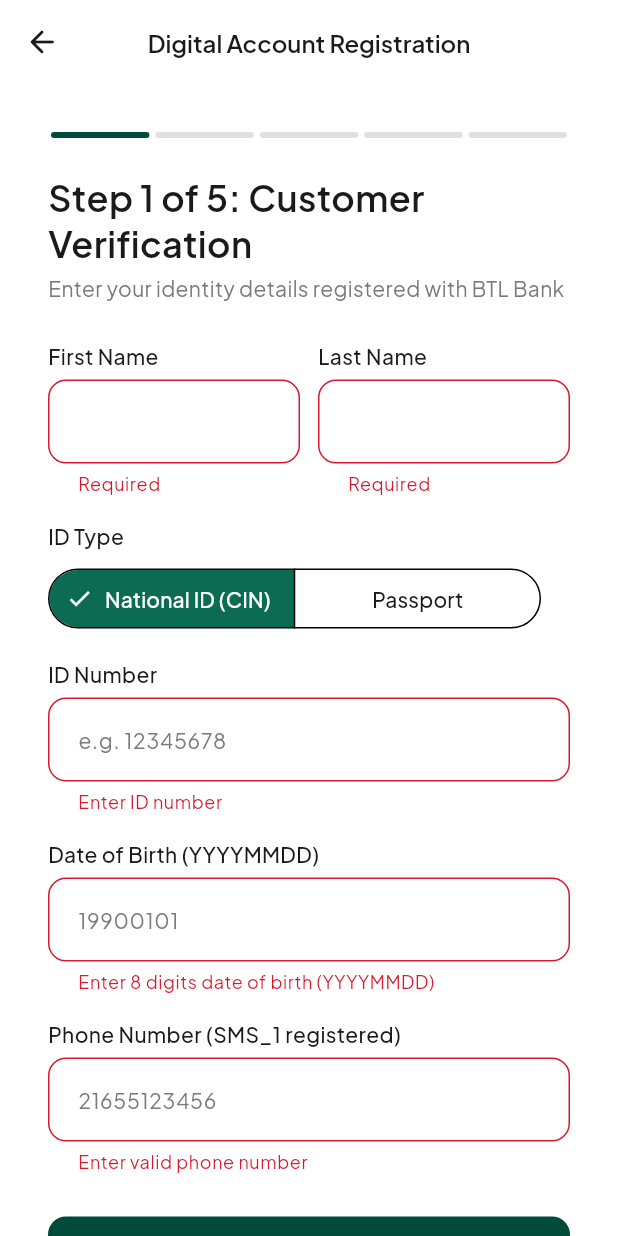
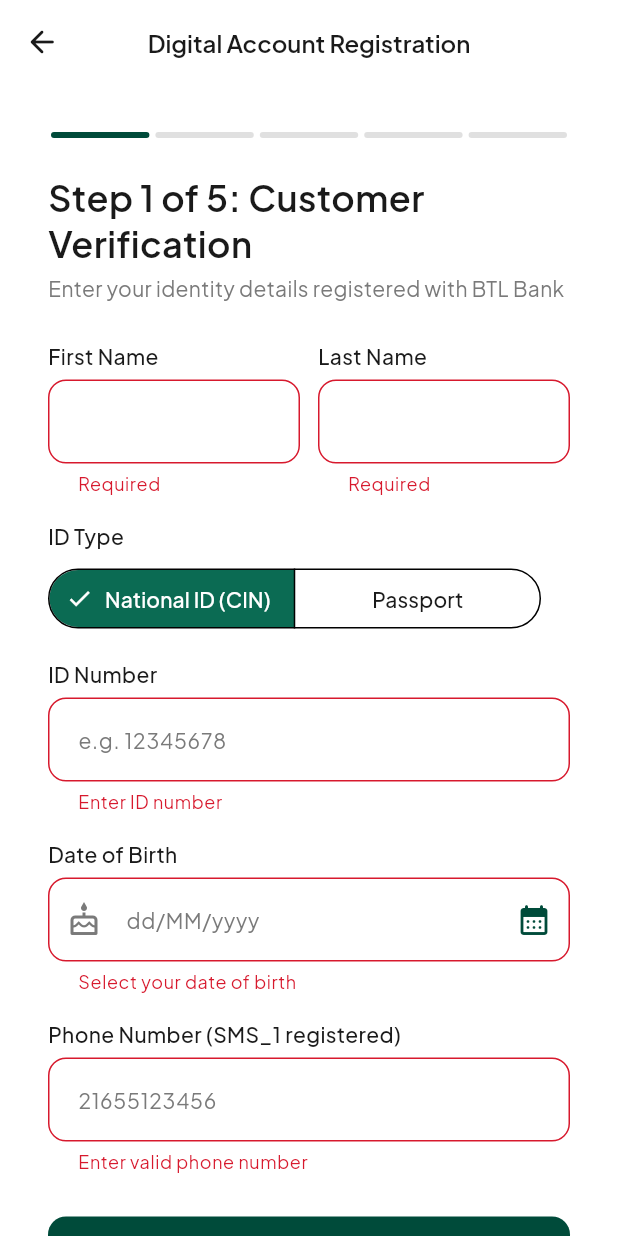
Before and after one commit to rayengabsi/btl-digital-flutter, a Flutter app: the RegisterPage screen opened by its route, after a tap on "Verify Identity", on a phone screen of 412 x 824 dp. Run offline on Flutter 3.47's test engine with Material 3 defaults, Android fonts, the phone set to English and light mode, and no system bars; our stand-ins replace dio, flutter_dotenv, flutter_riverpod, flutter_secure_storage, go_router, google_fonts; accounts and stored records are empty.

Commit message:
fix(registration): add mobile date picker for DOB

```diff
--- a/lib/features/auth/presentation/pages/register_page.dart
+++ b/lib/features/auth/presentation/pages/register_page.dart
@@ -1,6 +1,7 @@
 import 'package:flutter/material.dart';
 import 'package:flutter_riverpod/flutter_riverpod.dart';
 import 'package:go_router/go_router.dart';
+import 'package:intl/intl.dart';
 
 import '../../../../core/constants/app_colors.dart';
 import '../../../../core/constants/app_dimensions.dart';
@@ -22,7 +23,8 @@ class _RegisterPageState extends ConsumerState<RegisterPage> {
   final _lastNameCtrl = TextEditingController();
   String _idType = 'CIN';
   final _idNumberCtrl = TextEditingController();
-  final _dobCtrl = TextEditingController(); // yyyyMMdd
+  final _dobCtrl = TextEditingController(); // yyyyMMdd (for submission)
+  DateTime? _selectedDob; // date of birth from the mobile picker
   final _phoneCtrl = TextEditingController();
 
   // Step 2 & 4 Controllers
@@ -67,9 +69,30 @@ class _RegisterPageState extends ConsumerState<RegisterPage> {
           lastName: _lastNameCtrl.text.trim(),
           idType: _idType,
           idNumber: _idNumberCtrl.text.trim(),
-          dateOfBirth: _dobCtrl.text.trim(),
+          dateOfBirth: _selectedDob != null
+              ? DateFormat('yyyyMMdd').format(_selectedDob!)
+              : _dobCtrl.text.trim(),
           phoneNumber: _phoneCtrl.text.trim(),
         );
+  }
+
+  Future<void> _pickDob() async {
+    final now = DateTime.now();
+    final initial = _selectedDob ?? DateTime(now.year - 25, now.month, now.day);
+    final picked = await showDatePicker(
+      context: context,
+      initialDate: initial,
+      firstDate: DateTime(1900),
+      lastDate: now,
+      helpText: 'Select date of birth',
+      cancelText: 'Cancel',
+      confirmText: 'Confirm',
+    );
+    if (picked == null) return;
+    setState(() {
+      _selectedDob = picked;
+      _dobCtrl.text = DateFormat('dd/MM/yyyy').format(picked);
+    });
   }
 
   void _onVerifyPhoneOtp(String sessionToken) {
@@ -279,18 +302,7 @@ class _RegisterPageState extends ConsumerState<RegisterPage> {
             validator: (v) => v == null || v.trim().isEmpty ? 'Enter ID number' : null,
           ),
           const SizedBox(height: 16),
-          _buildTextField(
-            label: 'Date of Birth (YYYYMMDD)',
-            controller: _dobCtrl,
-            hint: '19900101',
-            keyboardType: TextInputType.number,
-            validator: (v) {
-              if (v == null || v.trim().length != 8) {
-                return 'Enter 8 digits date of birth (YYYYMMDD)';
-              }
-              return null;
-            },
-          ),
+          _buildDobField(),
           const SizedBox(height: 16),
           _buildTextField(
             label: 'Phone Number (SMS_1 registered)',
@@ -504,6 +516,41 @@ class _RegisterPageState extends ConsumerState<RegisterPage> {
     );
   }
 
+  Widget _buildDobField() {
+    return Column(
+      crossAxisAlignment: CrossAxisAlignment.start,
+      children: [
+        Text('Date of Birth', style: AppTypography.labelLarge),
+        const SizedBox(height: 6),
+        TextFormField(
+          controller: _dobCtrl,
+          readOnly: true,
+          autofocus: false,
+          showCursor: false,
+          keyboardType: TextInputType.none,
+          onTap: _pickDob,
+          decoration: const InputDecoration(
+            hintText: 'dd/MM/yyyy',
+            prefixIcon: Icon(
+              Icons.cake_outlined,
+              color: AppColors.textSecondary,
+            ),
+            suffixIcon: Icon(
+              Icons.calendar_month_rounded,
+              color: AppColors.primaryGreen,
+            ),
+          ),
+          validator: (_) {
+            if (_selectedDob == null) {
+              return 'Select your date of birth';
+            }
+            return null;
+          },
+        ),
+      ],
+    );
+  }
+
   Widget _buildTextField({
     required String label,
     required TextEditingController controller,
```
